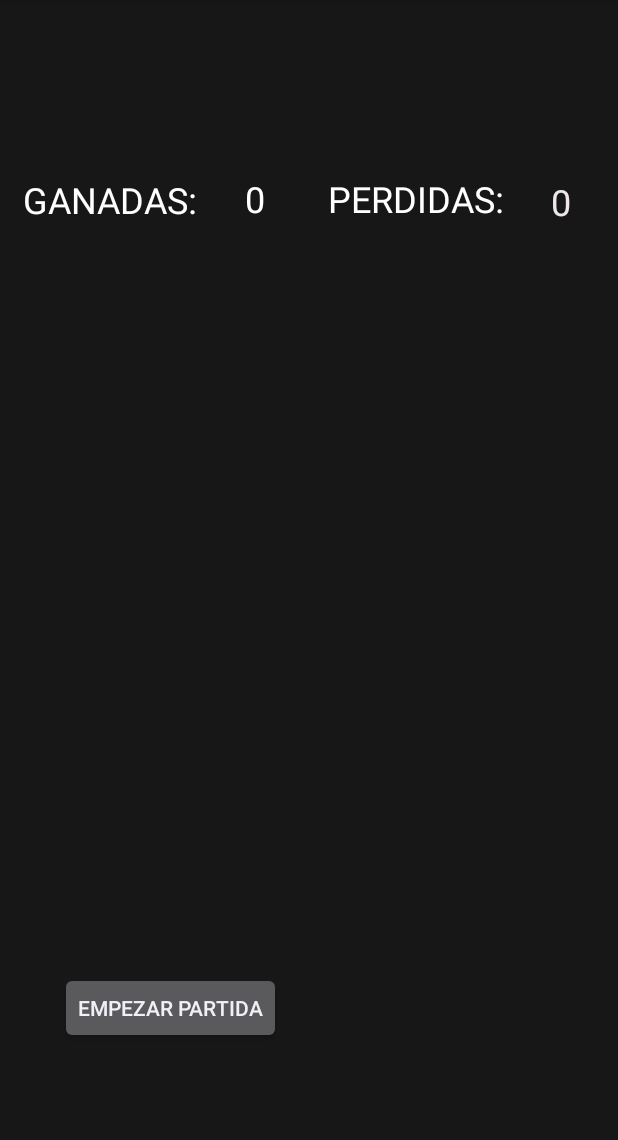
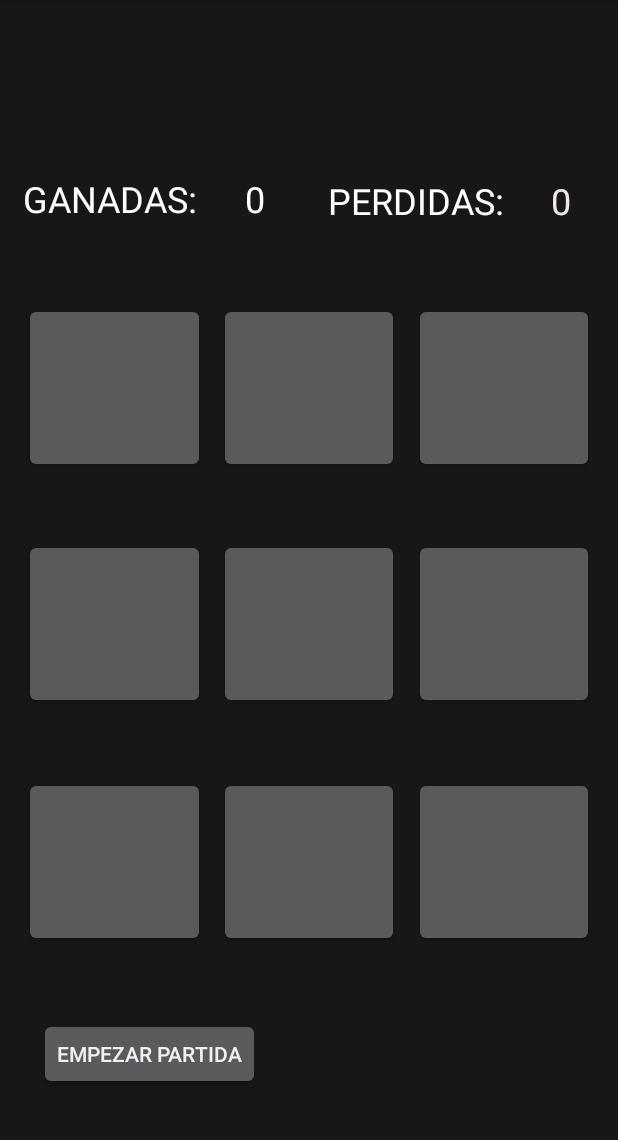
Before and after one commit to pablobarderas/TicTacToe, an Android app: the layout activity_game.xml on its own in the app's theme, with its tools: preview values and no code run, on a phone screen of 412 x 824 dp, the part 84-1224 px from its top. Run offline under Robolectric (Android 15) with nearby library versions, the phone set to English and light mode, and no system bars.

Commit message:
Posicionar botones y agragado el método de ponerFicha para que al pulsar se muestre la imagen correspondiente

```diff
--- a/app/src/main/java/barderasfernandez/pablo/tictactoe/Game.java
+++ b/app/src/main/java/barderasfernandez/pablo/tictactoe/Game.java
@@ -4,17 +4,28 @@ import androidx.appcompat.app.AppCompatActivity;
 
 import android.os.Bundle;
 import android.view.View;
+import android.widget.ImageView;
 import android.widget.TableLayout;
 import android.widget.TableRow;
 import android.widget.TextView;
 import android.widget.Toast;
 
+import java.util.Arrays;
+
 import barderasfernandez.pablo.tictactoe.dialogos.ElegirOpcion;
 
 public class Game extends AppCompatActivity {
+    int[] tablero = new int[]{
+            0, 0, 0,
+            0, 0, 0,
+            0, 0, 0
+    };
 
     TextView txtUserView;
-    String opcion;
+    String opcionJugador;
+    boolean juegoEmpezado = false;
+
+    Integer[] botones;
 
     @Override
     protected void onCreate(Bundle savedInstanceState) {
@@ -33,21 +44,39 @@ public class Game extends AppCompatActivity {
 
         txtUserView.setText(user);
 
+        // ALMACENAR BOTONES EN UNA LISTA
+        botones = new Integer[]{
+                R.id.btn1,R.id.btn2,R.id.btn3,
+                R.id.btn4,R.id.btn5,R.id.btn6,
+                R.id.btn7,R.id.btn8,R.id.btn9
+        };
+
+
     }
 
 
     // MÉTODO PARA EMPEZAR EL JUEGO
     public void empezar(View view){
 
-        // HACER FILAS VISIBLES
-
-
         // MOSTRAR DIALOGO
         ElegirOpcion dialogoOpcion = new ElegirOpcion();
         dialogoOpcion.show(getSupportFragmentManager(), "Dialogo de opción");
-        opcion = dialogoOpcion.opcion;
-        Toast.makeText(this, "La opción ha sido: ", Toast.LENGTH_SHORT).show();
+        opcionJugador = dialogoOpcion.opcion;
+
+        juegoEmpezado = true;
+
 
     }
 
+    // MOSTRAR IMAGEN SEGUN SE PULSA
+    public void ponerFicha(View view){
+
+        // OBTENER EL BOTÓN QUE SE PULSA Y MOSTRAR LA IMAGEN CORRESPONDIENTE
+        int numBtn = Arrays.asList(botones).indexOf(view.getId());
+        view.setBackgroundResource(R.drawable.circle);
+        tablero[numBtn] = 1;
+
+    }
+
+
 }
--- a/app/src/main/java/barderasfernandez/pablo/tictactoe/dialogos/ElegirOpcion.java
+++ b/app/src/main/java/barderasfernandez/pablo/tictactoe/dialogos/ElegirOpcion.java
@@ -70,7 +70,7 @@ public class ElegirOpcion extends DialogFragment {
         circulo.setOnClickListener(new View.OnClickListener() {
             @Override
             public void onClick(View view) {
-                Toast.makeText(actividad, "Circulo", Toast.LENGTH_SHORT).show();
+                Toast.makeText(actividad, "Empiezas con círculos", Toast.LENGTH_SHORT).show();
                 opcion = "circulo";
                 dismiss();
             }
--- a/app/src/main/res/layout/activity_game.xml
+++ b/app/src/main/res/layout/activity_game.xml
@@ -7,31 +7,17 @@
     android:background="#171717"
     tools:context=".Game">
 
-    <ImageView
-        android:id="@+id/imageView12"
-        android:layout_width="378dp"
-        android:layout_height="345dp"
-        android:layout_marginStart="1dp"
-        android:layout_marginTop="59dp"
-        android:layout_marginEnd="1dp"
-        app:layout_constraintEnd_toEndOf="parent"
-        app:layout_constraintStart_toStartOf="parent"
-        app:layout_constraintTop_toBottomOf="@+id/txtLose"
-        app:srcCompat="@drawable/tablero" />
-
     <TextView
         android:id="@+id/txtUserView"
-        android:layout_width="346dp"
+        android:layout_width="0dp"
         android:layout_height="62dp"
-        android:layout_marginStart="17dp"
+        android:layout_marginStart="32dp"
         android:layout_marginTop="16dp"
-        android:layout_marginEnd="17dp"
-        android:layout_marginBottom="38dp"
+        android:layout_marginEnd="32dp"
         android:fontFamily="serif"
         android:textAlignment="center"
         android:textColor="#F1EAEA"
         android:textSize="45sp"
-        app:layout_constraintBottom_toTopOf="@+id/textView4"
         app:layout_constraintEnd_toEndOf="parent"
         app:layout_constraintStart_toStartOf="parent"
         app:layout_constraintTop_toTopOf="parent" />
@@ -40,27 +26,22 @@
         android:id="@+id/textView4"
         android:layout_width="wrap_content"
         android:layout_height="wrap_content"
-        android:layout_marginStart="36dp"
-        android:layout_marginTop="38dp"
-        android:layout_marginEnd="25dp"
+        android:layout_marginEnd="31dp"
         android:text="PERDIDAS:"
         android:textColor="#FFFFFF"
         android:textSize="24sp"
-        app:layout_constraintEnd_toStartOf="@+id/txtLose"
-        app:layout_constraintStart_toEndOf="@+id/txtWin"
-        app:layout_constraintTop_toBottomOf="@+id/txtUserView" />
+        app:layout_constraintBaseline_toBaselineOf="@+id/txtLose"
+        app:layout_constraintEnd_toStartOf="@+id/txtLose" />
 
     <TextView
         android:id="@+id/txtWin"
         android:layout_width="wrap_content"
         android:layout_height="wrap_content"
+        android:layout_marginStart="32dp"
         android:layout_marginTop="38dp"
-        android:layout_marginBottom="61dp"
         android:text="0"
         android:textColor="#FFFFFF"
         android:textSize="24sp"
-        app:layout_constraintBottom_toTopOf="@+id/imageView12"
-        app:layout_constraintEnd_toStartOf="@+id/textView4"
         app:layout_constraintStart_toEndOf="@+id/textView3"
         app:layout_constraintTop_toBottomOf="@+id/txtUserView" />
 
@@ -68,46 +49,124 @@
         android:id="@+id/textView3"
         android:layout_width="wrap_content"
         android:layout_height="wrap_content"
-        android:layout_marginStart="9dp"
-        android:layout_marginTop="38dp"
-        android:layout_marginEnd="26dp"
-        android:layout_marginBottom="60dp"
+        android:layout_marginStart="15dp"
         android:text="GANADAS:"
         android:textColor="#FFFFFF"
         android:textSize="24sp"
-        app:layout_constraintBottom_toTopOf="@+id/imageView12"
-        app:layout_constraintEnd_toStartOf="@+id/txtWin"
-        app:layout_constraintStart_toStartOf="parent"
-        app:layout_constraintTop_toBottomOf="@+id/txtUserView" />
+        app:layout_constraintBaseline_toBaselineOf="@+id/txtWin"
+        app:layout_constraintStart_toStartOf="parent" />
 
     <TextView
         android:id="@+id/txtLose"
         android:layout_width="wrap_content"
         android:layout_height="wrap_content"
         android:layout_marginTop="39dp"
-        android:layout_marginEnd="25dp"
-        android:layout_marginBottom="59dp"
+        android:layout_marginEnd="31dp"
         android:text="0"
         android:textColor="#EFE7E7"
         android:textSize="24sp"
-        app:layout_constraintBottom_toTopOf="@+id/imageView12"
         app:layout_constraintEnd_toEndOf="parent"
-        app:layout_constraintStart_toEndOf="@+id/textView4"
         app:layout_constraintTop_toBottomOf="@+id/txtUserView" />
 
     <Button
         android:id="@+id/btnEmpezar"
         android:layout_width="wrap_content"
         android:layout_height="wrap_content"
-        android:layout_marginStart="10dp"
-        android:layout_marginTop="62dp"
-        android:layout_marginEnd="195dp"
-        android:layout_marginBottom="42dp"
+        android:layout_marginStart="26dp"
+        android:layout_marginBottom="41dp"
         android:onClick="empezar"
         android:text="Empezar partida"
         app:layout_constraintBottom_toBottomOf="parent"
+        app:layout_constraintStart_toStartOf="parent" />
+
+    <Button
+        android:id="@+id/btn1"
+        android:layout_width="0dp"
+        android:layout_height="113dp"
+        android:onClick="ponerFicha"
+        app:layout_constraintBaseline_toBaselineOf="@+id/btn2"
+        app:layout_constraintEnd_toEndOf="@+id/btn4"
+        app:layout_constraintStart_toStartOf="@+id/btn4" />
+
+    <Button
+        android:id="@+id/btn3"
+        android:layout_width="0dp"
+        android:layout_height="113dp"
+        android:onClick="ponerFicha"
+        app:layout_constraintBaseline_toBaselineOf="@+id/btn2"
+        app:layout_constraintEnd_toEndOf="@+id/btn6"
+        app:layout_constraintStart_toStartOf="@+id/btn6" />
+
+    <Button
+        android:id="@+id/btn6"
+        android:layout_width="0dp"
+        android:layout_height="113dp"
+        android:onClick="ponerFicha"
+        app:layout_constraintBaseline_toBaselineOf="@+id/btn5"
+        app:layout_constraintEnd_toEndOf="@+id/btn9"
+        app:layout_constraintStart_toStartOf="@+id/btn9" />
+
+    <Button
+        android:id="@+id/btn9"
+        android:layout_width="0dp"
+        android:layout_height="113dp"
+        android:layout_marginStart="10dp"
+        android:layout_marginEnd="16dp"
+        android:onClick="ponerFicha"
+        app:layout_constraintBaseline_toBaselineOf="@+id/btn8"
+        app:layout_constraintEnd_toEndOf="parent"
+        app:layout_constraintStart_toEndOf="@+id/btn8" />
+
+    <Button
+        android:id="@+id/btn2"
+        android:layout_width="120dp"
+        android:layout_height="113dp"
+        android:layout_marginTop="52dp"
+        android:onClick="ponerFicha"
         app:layout_constraintEnd_toEndOf="parent"
         app:layout_constraintStart_toStartOf="parent"
-        app:layout_constraintTop_toBottomOf="@+id/imageView12" />
+        app:layout_constraintTop_toBottomOf="@+id/textView4" />
+
+    <Button
+        android:id="@+id/btn5"
+        android:layout_width="120dp"
+        android:layout_height="113dp"
+        android:layout_marginTop="140dp"
+        android:layout_marginBottom="142dp"
+        android:onClick="ponerFicha"
+        app:layout_constraintBottom_toBottomOf="@+id/btn8"
+        app:layout_constraintEnd_toEndOf="parent"
+        app:layout_constraintStart_toStartOf="parent"
+        app:layout_constraintTop_toTopOf="@+id/btn2" />
+
+    <Button
+        android:id="@+id/btn8"
+        android:layout_width="120dp"
+        android:layout_height="113dp"
+        android:layout_marginBottom="47dp"
+        android:onClick="ponerFicha"
+        app:layout_constraintBottom_toTopOf="@+id/btnEmpezar"
+        app:layout_constraintEnd_toEndOf="parent"
+        app:layout_constraintStart_toStartOf="parent" />
+
+    <Button
+        android:id="@+id/btn4"
+        android:layout_width="0dp"
+        android:layout_height="113dp"
+        android:onClick="ponerFicha"
+        app:layout_constraintBaseline_toBaselineOf="@+id/btn5"
+        app:layout_constraintEnd_toEndOf="@+id/btn7"
+        app:layout_constraintStart_toStartOf="@+id/btn7" />
+
+    <Button
+        android:id="@+id/btn7"
+        android:layout_width="0dp"
+        android:layout_height="113dp"
+        android:layout_marginStart="16dp"
+        android:layout_marginEnd="9dp"
+        android:onClick="ponerFicha"
+        app:layout_constraintBaseline_toBaselineOf="@+id/btn8"
+        app:layout_constraintEnd_toStartOf="@+id/btn8"
+        app:layout_constraintStart_toStartOf="parent" />
 
 </androidx.constraintlayout.widget.ConstraintLayout>
```
